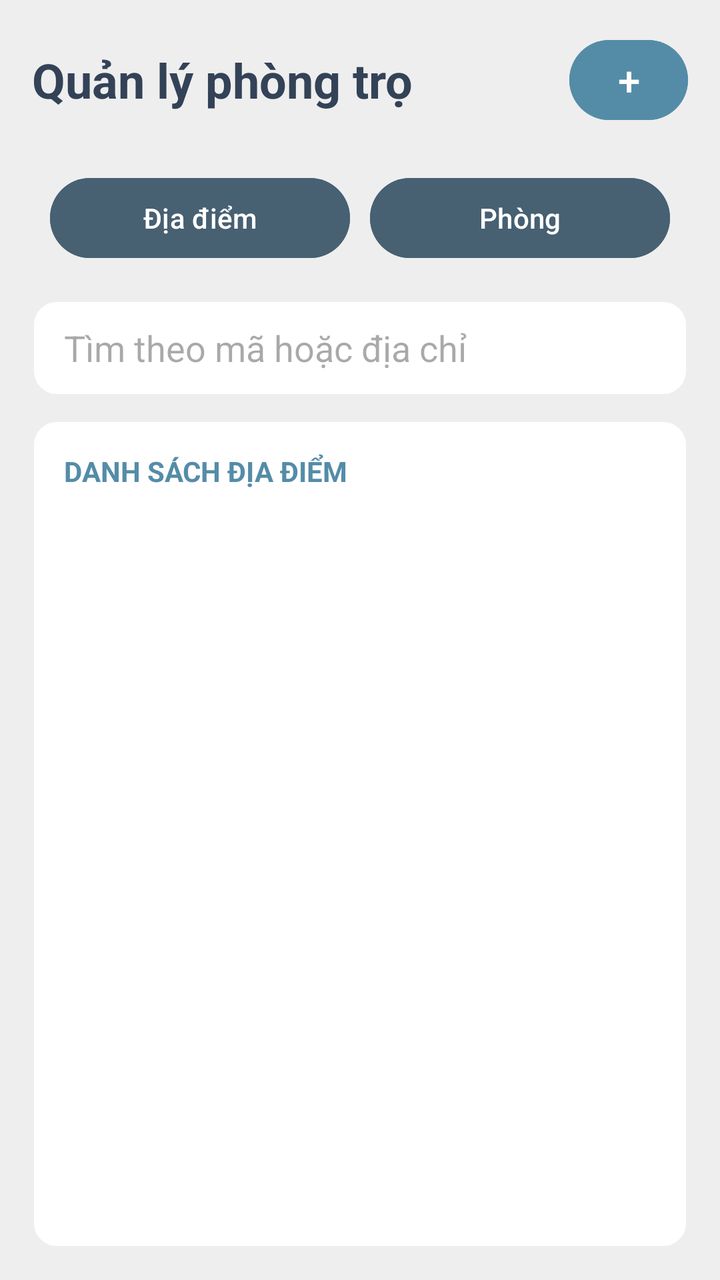
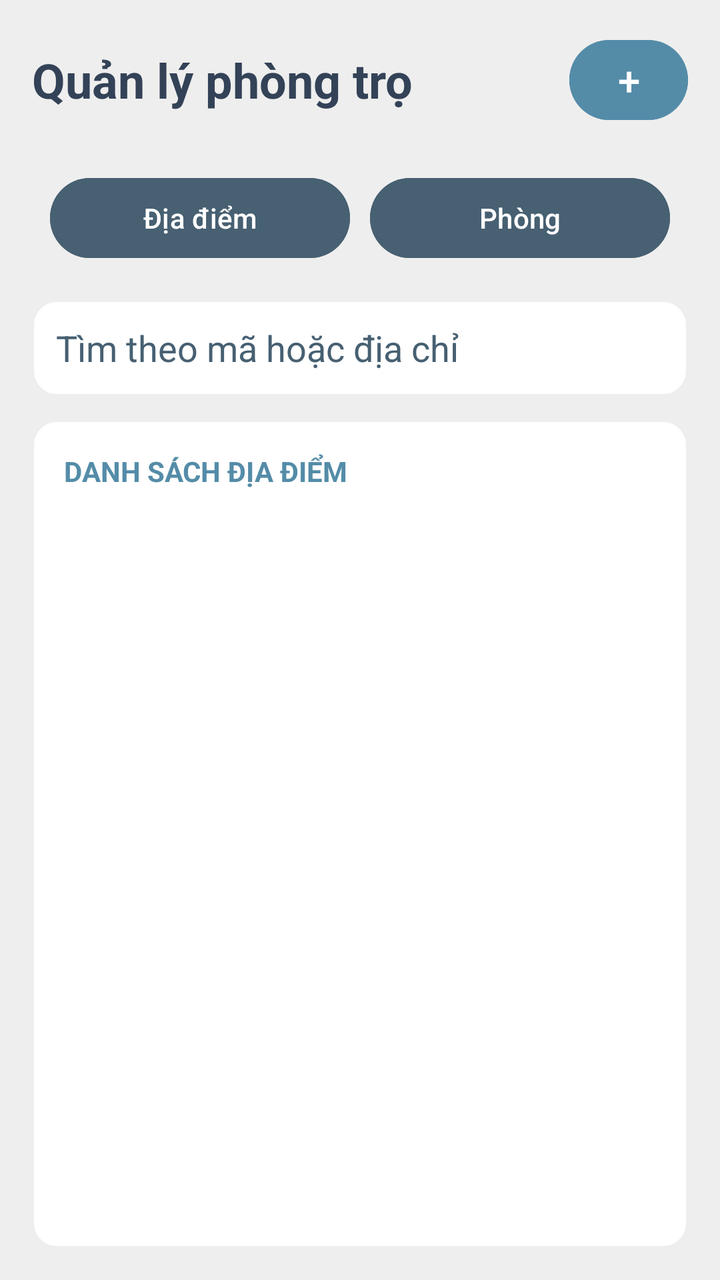

Compare the two renders of this Android layout. The source of the first and the diff that turns it into the second are given below.
<!-- AndroidManifest.xml: application theme Theme.Rentaly_Management -->
<!-- res/layout/fragment_properties.xml -->
<?xml version="1.0" encoding="utf-8"?>
<LinearLayout xmlns:android="http://schemas.android.com/apk/res/android"
    xmlns:tools="http://schemas.android.com/tools"
    android:layout_width="match_parent" android:layout_height="match_parent"
    android:orientation="vertical" android:padding="16dp" android:background="@color/background">
    <LinearLayout android:layout_width="match_parent" android:layout_height="wrap_content" android:gravity="center_vertical">
        <TextView android:layout_width="0dp" android:layout_height="wrap_content" android:layout_weight="1"
            android:text="Quản lý phòng trọ" android:textColor="@color/dark_navy" android:textSize="24sp" android:textStyle="bold" />
        <Button android:id="@+id/resource_add" android:layout_width="wrap_content" android:layout_height="48dp"
            android:minWidth="48dp" android:text="+" android:textSize="20sp" android:textColor="@color/white" android:backgroundTint="@color/primary"
            android:contentDescription="Thêm tài nguyên" />
    </LinearLayout>

    <LinearLayout
        android:layout_width="match_parent"
        android:layout_height="wrap_content"
        android:layout_marginTop="12dp"
        android:padding="4dp">

        <Button
            android:id="@+id/resource_locations"
            android:layout_width="0dp"
            android:layout_height="48dp"
            android:layout_margin="5dp"
            android:layout_weight="1"
            android:backgroundTint="@color/secondary"
            android:text="Địa điểm"
            tools:backgroundTint="@color/secondary" />

        <Button
            android:id="@+id/resource_rooms"
            android:layout_width="0dp"
            android:layout_height="48dp"
            android:layout_margin="5dp"
            android:layout_weight="1"
            android:backgroundTint="@color/secondary"
            android:text="Phòng" />
    </LinearLayout>
    <EditText android:id="@+id/resource_search" android:layout_width="match_parent" android:layout_height="wrap_content" android:layout_marginTop="8dp"
        android:minHeight="48dp" android:singleLine="true" android:hint="Tìm theo mã hoặc địa chỉ" android:inputType="text"
        android:background="@drawable/user_detail_card" android:paddingStart="16dp" android:paddingEnd="16dp" />
    <ProgressBar android:id="@+id/resource_loading" android:layout_width="wrap_content" android:layout_height="wrap_content" android:layout_gravity="center" android:visibility="gone" />
    <TextView android:id="@+id/resource_empty" android:layout_width="match_parent" android:layout_height="wrap_content" android:padding="20dp" android:gravity="center" android:textColor="@color/secondary" android:visibility="gone" />
    <LinearLayout android:layout_width="match_parent" android:layout_height="0dp" android:layout_weight="1" android:layout_marginTop="12dp" android:background="@drawable/user_detail_card" android:orientation="vertical" android:padding="16dp">
        <TextView android:id="@+id/resource_list_title" android:layout_width="match_parent" android:layout_height="wrap_content" android:text="DANH SÁCH ĐỊA ĐIỂM" android:textColor="@color/primary" android:textSize="14sp" android:textStyle="bold" />
        <ListView android:id="@+id/resource_list" android:layout_width="match_parent" android:layout_height="0dp" android:layout_weight="1" android:layout_marginTop="12dp" android:divider="@color/background" android:dividerHeight="8dp" android:footerDividersEnabled="false" android:headerDividersEnabled="false" />
    </LinearLayout>
</LinearLayout>
<!-- resources referenced by this layout -->
<resources>
  <color name="background">#EEEEEE</color>
  <color name="dark_navy">#334257</color>
  <color name="primary">#548CA8</color>
  <color name="secondary">#476072</color>
  <color name="white">#FFFFFFFF</color>
  <!-- drawable user_detail_card (drawable) -->
  <?xml version="1.0" encoding="utf-8"?>
  <shape xmlns:android="http://schemas.android.com/apk/res/android" android:shape="rectangle">
      <solid android:color="@color/white" />
      <corners android:radius="12dp" />
      <stroke android:width="1dp" android:color="@color/background" />
  </shape>
  <style name="Theme.Rentaly_Management" parent="Base.Theme.Rentaly_Management" />
  <style name="Base.Theme.Rentaly_Management" parent="Theme.Material3.DayNight.NoActionBar">
          
          
      </style>
</resources>

<!-- the commit's change to res/layout/fragment_properties.xml (unified diff, before → after) -->
@@ -38,7 +38,7 @@
     </LinearLayout>
     <EditText android:id="@+id/resource_search" android:layout_width="match_parent" android:layout_height="wrap_content" android:layout_marginTop="8dp"
         android:minHeight="48dp" android:singleLine="true" android:hint="Tìm theo mã hoặc địa chỉ" android:inputType="text"
-        android:background="@drawable/user_detail_card" android:paddingStart="16dp" android:paddingEnd="16dp" />
+         android:background="@drawable/user_detail_card" android:paddingStart="12dp" android:paddingEnd="12dp" android:textColor="@color/dark_navy" android:textColorHint="@color/secondary" />
     <ProgressBar android:id="@+id/resource_loading" android:layout_width="wrap_content" android:layout_height="wrap_content" android:layout_gravity="center" android:visibility="gone" />
     <TextView android:id="@+id/resource_empty" android:layout_width="match_parent" android:layout_height="wrap_content" android:padding="20dp" android:gravity="center" android:textColor="@color/secondary" android:visibility="gone" />
     <LinearLayout android:layout_width="match_parent" android:layout_height="0dp" android:layout_weight="1" android:layout_marginTop="12dp" android:background="@drawable/user_detail_card" android:orientation="vertical" android:padding="16dp">
